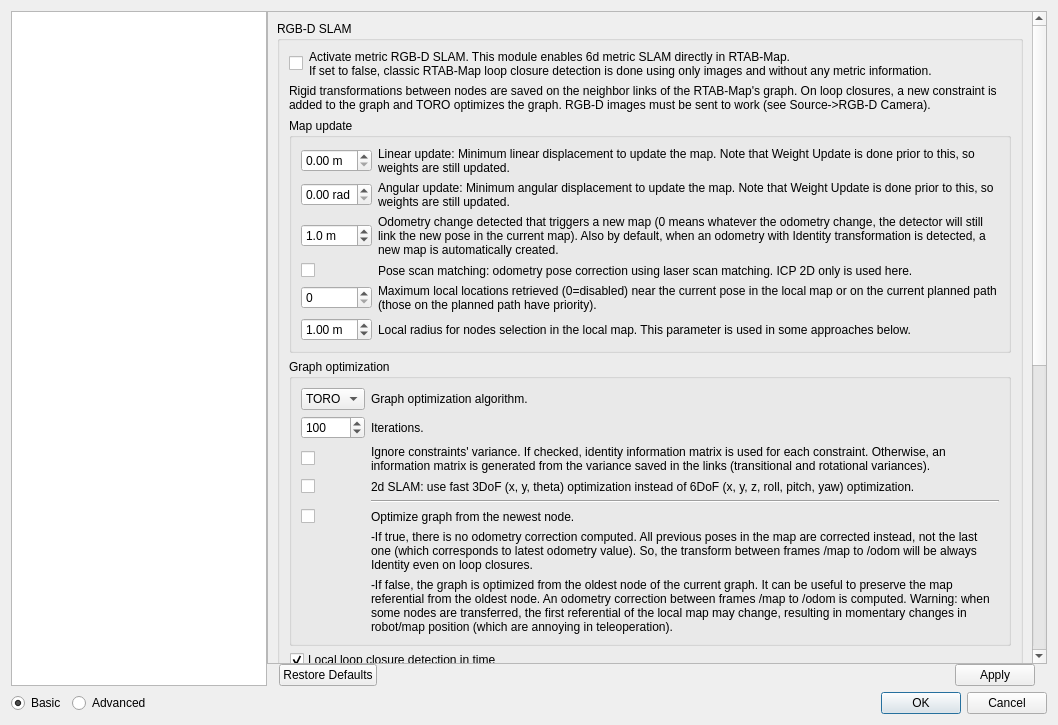
Qt form guilib/src/ui/preferencesDialog.ui (introlab/rtabmap) before a commit.
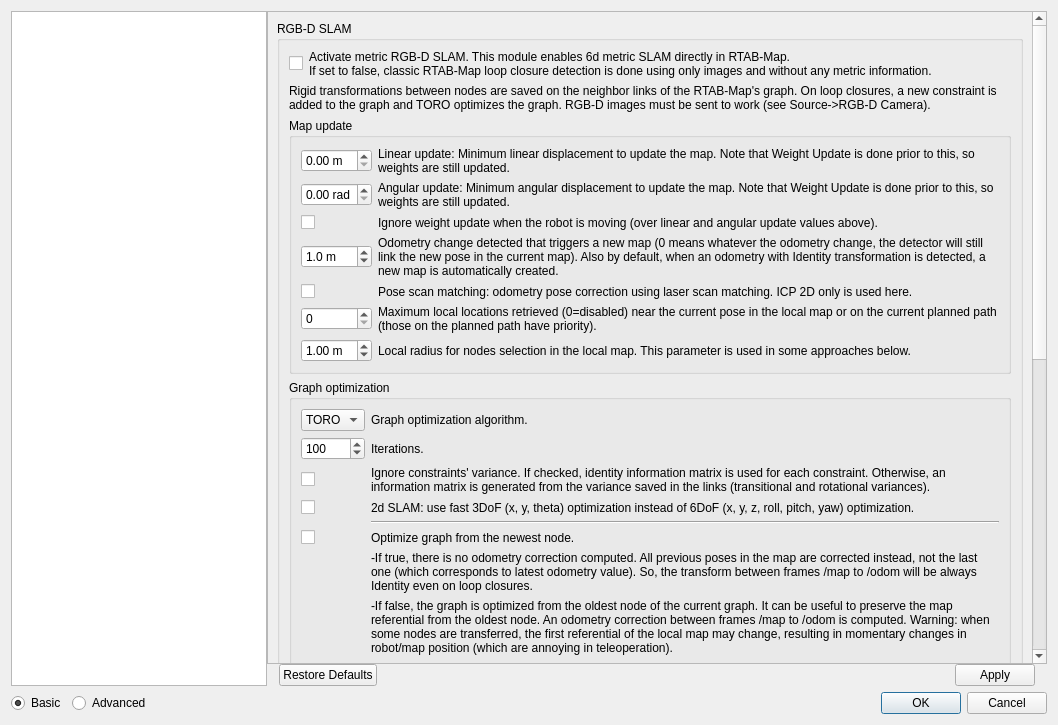
The same form after that commit. The open tabs and pages were chosen to show the change. Icons and pictures are not drawn. Custom widgets are drawn as their Qt base class.

Commit message: Increased database version to 0.8.11 (new Depth.data2d_max_pts column). Updated how local loop closure detection in space is done. Update GraphViewer with local radius ellipse and current goal node color. MainWindow saving/loading figures automatically accordingly to the previous session saved.

The edit to the form file:
```diff
--- a/guilib/src/ui/preferencesDialog.ui
+++ b/guilib/src/ui/preferencesDialog.ui
@@ -65,7 +65,7 @@
             <x>0</x>
             <y>0</y>
             <width>760</width>
-            <height>1029</height>
+            <height>1542</height>
            </rect>
           </property>
           <layout class="QVBoxLayout" name="verticalLayout_16">
@@ -4972,7 +4972,7 @@
                          </property>
                         </widget>
                        </item>
-                       <item row="2" column="0">
+                       <item row="3" column="0">
                         <widget class="QDoubleSpinBox" name="rgdb_newMapOdomChange">
                          <property name="suffix">
                           <string> m</string>
@@ -4991,7 +4991,7 @@
                          </property>
                         </widget>
                        </item>
-                       <item row="2" column="1">
+                       <item row="3" column="1">
                         <widget class="QLabel" name="label_163">
                          <property name="text">
                           <string>Odometry change detected that triggers a new map (0 means whatever the odometry change, the detector will still link the new pose in the current map). Also by default, when an odometry with Identity transformation is detected, a new map is automatically created. </string>
@@ -5001,14 +5001,14 @@
                          </property>
                         </widget>
                        </item>
-                       <item row="3" column="0">
+                       <item row="4" column="0">
                         <widget class="QCheckBox" name="odomScanHistory">
                          <property name="text">
                           <string/>
                          </property>
                         </widget>
                        </item>
-                       <item row="3" column="1">
+                       <item row="4" column="1">
                         <widget class="QLabel" name="label_scanMatching">
                          <property name="text">
                           <string>Pose scan matching: odometry pose correction using laser scan matching. ICP 2D only is used here.</string>
@@ -5018,7 +5018,7 @@
                          </property>
                         </widget>
                        </item>
-                       <item row="5" column="1">
+                       <item row="6" column="1">
                         <widget class="QLabel" name="label_scanMatching_3">
                          <property name="text">
                           <string>Maximum local locations retrieved (0=disabled) near the current pose in the local map or on the current planned path (those on the planned path have priority).</string>
@@ -5028,10 +5028,10 @@
                          </property>
                         </widget>
                        </item>
-                       <item row="5" column="0">
+                       <item row="6" column="0">
                         <widget class="QSpinBox" name="spinBox_maxLocalLocationsRetrieved"/>
                        </item>
-                       <item row="6" column="0">
+                       <item row="7" column="0">
                         <widget class="QDoubleSpinBox" name="localDetection_radius">
                          <property name="suffix">
                           <string> m</string>
@@ -5041,7 +5041,7 @@
                          </property>
                         </widget>
                        </item>
-                       <item row="6" column="1">
+                       <item row="7" column="1">
                         <widget class="QLabel" name="label_space2">
                          <property name="text">
                           <string>Local radius for nodes selection in the local map. This parameter is used in some approaches below.</string>
@@ -5051,6 +5051,23 @@
                          </property>
                         </widget>
                        </item>
+                       <item row="2" column="0">
+                        <widget class="QCheckBox" name="rgdb_rehearsalWeightIgnoredWhileMoving">
+                         <property name="text">
+                          <string/>
+                         </property>
+                        </widget>
+                       </item>
+                       <item row="2" column="1">
+                        <widget class="QLabel" name="label_165">
+                         <property name="text">
+                          <string>Ignore weight update when the robot is moving (over linear and angular update values above).</string>
+                         </property>
+                         <property name="wordWrap">
+                          <bool>true</bool>
+                         </property>
+                        </widget>
+                       </item>
                       </layout>
                      </widget>
                     </item>
```
Left out of the diff: 12 changed lines with no effect on the pictures. The commit also changes 27 other files.
